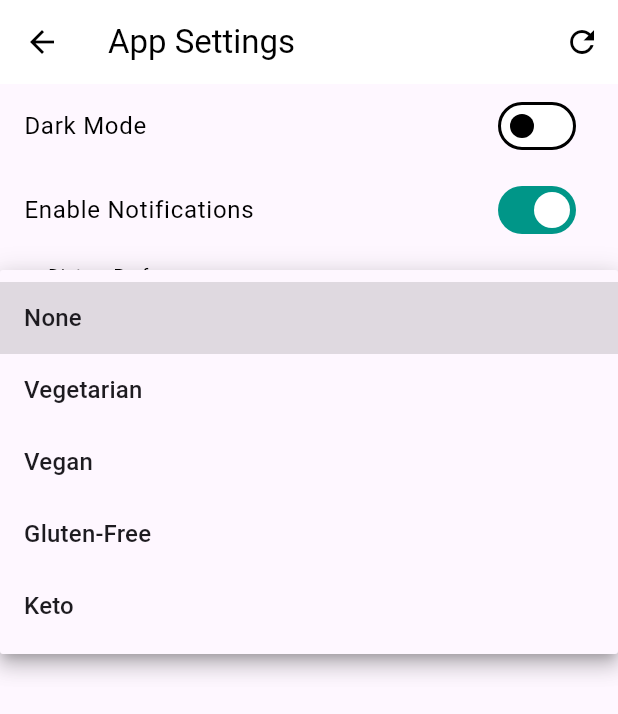
After one commit to SahilJawed/recipe_meal_planner, a Flutter app: the SettingsScreen screen opened directly, after a tap on "None", on a phone screen of 412 x 824 dp. The commit adds this screen. Shown: the top 714 px of the screen. Run offline on Flutter 3.47's test engine with Material 3 defaults, Android fonts, the phone set to English and light mode, and no system bars; our stand-ins replace shared_preferences, sqflite; accounts and stored records are empty.

Commit message:
added setting and app drawer

```diff
--- /dev/null
+++ b/devtools_options.yaml
@@ -0,0 +1,3 @@
+description: This file stores settings for Dart & Flutter DevTools.
+documentation: https://docs.flutter.dev/tools/devtools/extensions#configure-extension-enablement-states
+extensions:
--- /dev/null
+++ b/lib/Themeprovider.dart
@@ -0,0 +1,49 @@
+import 'package:flutter/material.dart';
+import 'package:shared_preferences/shared_preferences.dart';
+
+class ThemeProvider extends ChangeNotifier {
+  bool _isDarkMode;
+
+  ThemeProvider(this._isDarkMode) {
+    loadThemeFromPrefs();
+  }
+
+  bool get isDarkMode => _isDarkMode;
+
+  ThemeData get currentTheme =>
+      _isDarkMode
+          ? ThemeData.dark().copyWith(
+            primaryColor: Colors.teal,
+            colorScheme: const ColorScheme.dark(
+              primary: Colors.teal,
+              secondary: Colors.tealAccent,
+            ),
+          )
+          : ThemeData.light().copyWith(
+            primaryColor: Colors.teal,
+            colorScheme: const ColorScheme.light(
+              primary: Colors.teal,
+              secondary: Colors.tealAccent,
+            ),
+          );
+
+  Future<void> loadThemeFromPrefs() async {
+    final prefs = await SharedPreferences.getInstance();
+    _isDarkMode = prefs.getBool('darkMode') ?? _isDarkMode;
+    notifyListeners();
+  }
+
+  Future<void> toggleTheme() async {
+    _isDarkMode = !_isDarkMode;
+    final prefs = await SharedPreferences.getInstance();
+    await prefs.setBool('darkMode', _isDarkMode);
+    notifyListeners();
+  }
+
+  Future<void> resetToDefault() async {
+    _isDarkMode = false;
+    final prefs = await SharedPreferences.getInstance();
+    await prefs.setBool('darkMode', false);
+    notifyListeners();
+  }
+}
--- /dev/null
+++ b/lib/settings.dart
@@ -0,0 +1,132 @@
+import 'package:flutter/material.dart';
+import 'package:provider/provider.dart';
+import 'package:shared_preferences/shared_preferences.dart';
+import 'ThemeProvider.dart';
+
+class SettingsScreen extends StatefulWidget {
+  const SettingsScreen({super.key});
+
+  @override
+  _SettingsScreenState createState() => _SettingsScreenState();
+}
+
+class _SettingsScreenState extends State<SettingsScreen> {
+  bool _notificationsEnabled = true;
+  String _dietaryPreference = 'None';
+
+  final List<String> _dietaryOptions = [
+    'None',
+    'Vegetarian',
+    'Vegan',
+    'Gluten-Free',
+    'Keto',
+  ];
+
+  @override
+  void initState() {
+    super.initState();
+    _loadSettings();
+  }
+
+  Future<void> _loadSettings() async {
+    final prefs = await SharedPreferences.getInstance();
+    setState(() {
+      _notificationsEnabled = prefs.getBool('notifications') ?? true;
+      _dietaryPreference = prefs.getString('dietaryPreference') ?? 'None';
+    });
+  }
+
+  Future<void> _saveSettings() async {
+    final prefs = await SharedPreferences.getInstance();
+    await prefs.setBool('notifications', _notificationsEnabled);
+    await prefs.setString('dietaryPreference', _dietaryPreference);
+  }
+
+  Future<void> _resetSettings() async {
+    final themeProvider = Provider.of<ThemeProvider>(context, listen: false);
+    await themeProvider.resetToDefault(); // This should now work
+
+    final prefs = await SharedPreferences.getInstance();
+    await prefs.remove('notifications');
+    await prefs.remove('dietaryPreference');
+
+    setState(() {
+      _notificationsEnabled = true;
+      _dietaryPreference = 'None';
+    });
+
+    ScaffoldMessenger.of(
+      context,
+    ).showSnackBar(const SnackBar(content: Text('Settings reset to default')));
+  }
+
+  @override
+  Widget build(BuildContext context) {
+    return Scaffold(
+      appBar: AppBar(
+        title: const Text('App Settings'),
+        actions: [
+          IconButton(
+            icon: const Icon(Icons.refresh),
+            onPressed: _resetSettings,
+            tooltip: 'Reset to Default Settings',
+          ),
+        ],
+      ),
+      body: SingleChildScrollView(
+        child: Column(
+          crossAxisAlignment: CrossAxisAlignment.start,
+          children: [
+            // Theme Settings
+            Consumer<ThemeProvider>(
+              builder: (context, themeProvider, child) {
+                return SwitchListTile(
+                  title: const Text('Dark Mode'),
+                  value: themeProvider.isDarkMode,
+                  onChanged: (_) => themeProvider.toggleTheme(),
+                );
+              },
+            ),
+            // Notifications
+            SwitchListTile(
+              title: const Text('Enable Notifications'),
+              value: _notificationsEnabled,
+              onChanged: (value) {
+                setState(() {
+                  _notificationsEnabled = value;
+                  _saveSettings();
+                });
+              },
+            ),
+            // Dietary Preferences
+            Padding(
+              padding: const EdgeInsets.all(16.0),
+              child: DropdownButtonFormField<String>(
+                value: _dietaryPreference,
+                items:
+                    _dietaryOptions
+                        .map(
+                          (option) => DropdownMenuItem(
+                            value: option,
+                            child: Text(option),
+                          ),
+                        )
+                        .toList(),
+                onChanged: (value) {
+                  setState(() {
+                    _dietaryPreference = value!;
+                    _saveSettings();
+                  });
+                },
+                decoration: const InputDecoration(
+                  labelText: 'Dietary Preference',
+                  border: OutlineInputBorder(),
+                ),
+              ),
+            ),
+          ],
+        ),
+      ),
+    );
+  }
+}
--- a/pubspec.yaml
+++ b/pubspec.yaml
@@ -36,7 +36,7 @@ dependencies:
   sqflite: ^2.2.8+4
   path_provider: ^2.0.15
   shared_preferences: ^2.2.1
-
+  device_preview: ^1.2.0
   # The following adds the Cupertino Icons font to your application.
   # Use with the CupertinoIcons class for iOS style icons.
   cupertino_icons: ^1.0.8
```
Also changed, not shown: lib/HomeScreen.dart (added, +51 -0 lines), lib/app_drawer.dart (added, +43 -0 lines), lib/main.dart (+69 -11 lines), pubspec.lock, 7 other files.
